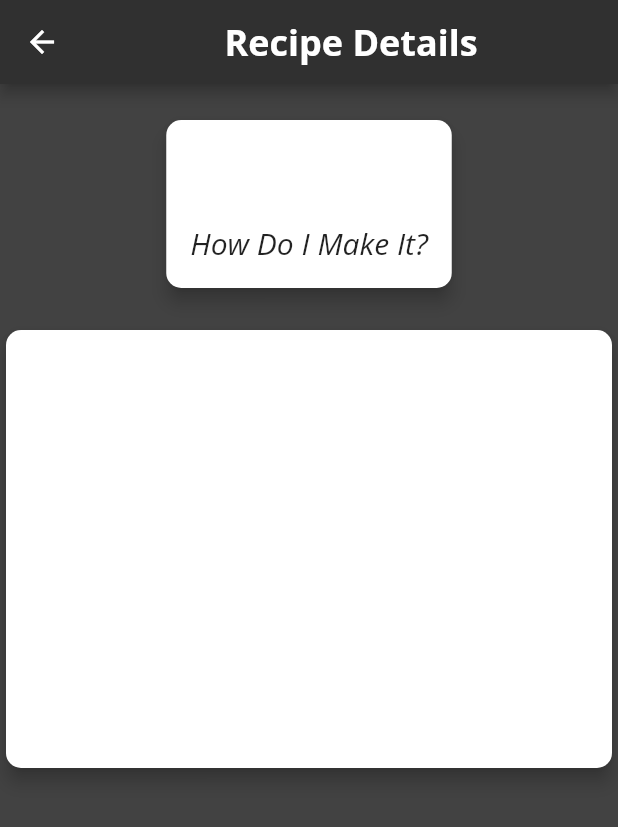
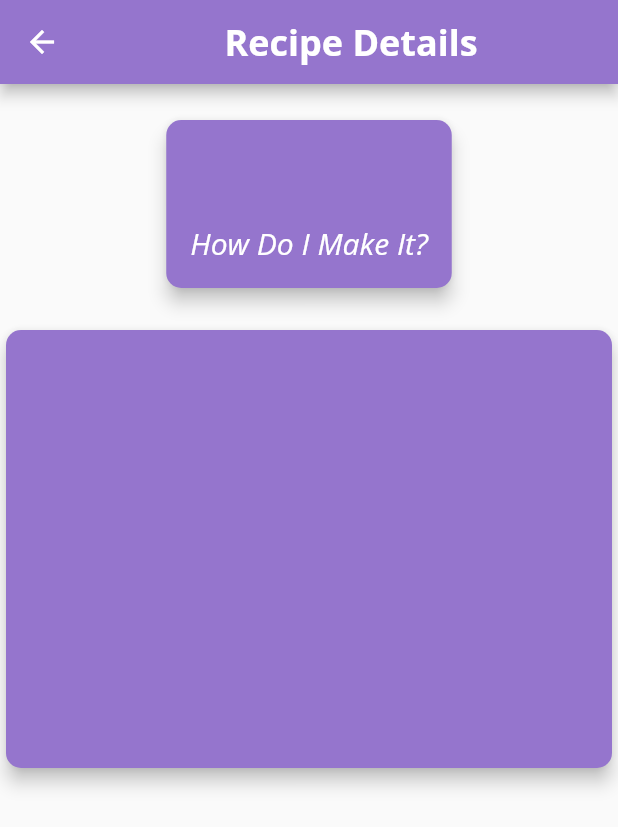
Before and after one commit to gowtham-padala/spare-spoon, a Flutter app: the RecipesDetailsPage screen opened directly with empty values, on a phone screen of 412 x 824 dp. Shown: the top 827 px of the screen. Run offline on Flutter 3.47's test engine with Material 2 defaults, Android fonts, the phone set to English and light mode, and no system bars; our stand-ins replace cloud_firestore, firebase_auth, firebase_core, google_fonts, google_sign_in, quickalert; accounts and stored records are empty.

Commit message:
Updated the ui for recipes list and detail page

```diff
--- a/code/lib/view/recipe/recipes_detail_page.dart
+++ b/code/lib/view/recipe/recipes_detail_page.dart
@@ -11,9 +11,7 @@ class RecipesDetailsPage extends StatelessWidget {
   @override
   Widget build(BuildContext context) {
     return Scaffold(
-      backgroundColor: Colors.grey[800],
       appBar: AppBar(
-        backgroundColor: Colors.grey[850],
         title: const Center(
           child: Text(
             'Recipe Details',
@@ -32,6 +30,7 @@ class RecipesDetailsPage extends StatelessWidget {
               Padding(
                 padding: const EdgeInsets.only(top: 20),
                 child: Card(
+                  color: Colors.deepPurple.shade300,
                   elevation: 5,
                   shape: RoundedRectangleBorder(
                     borderRadius: BorderRadius.circular(10.0),
@@ -41,20 +40,18 @@ class RecipesDetailsPage extends StatelessWidget {
                     child: Column(
                       crossAxisAlignment: CrossAxisAlignment.center,
                       children: <Widget>[
-                        Text(
-                          name,
-                          style: const TextStyle(
-                            fontSize: 24,
-                            fontWeight: FontWeight.bold,
-                          ),
-                        ),
+                        Text(name,
+                            style: const TextStyle(
+                                fontSize: 24,
+                                fontWeight: FontWeight.bold,
+                                color: Colors.white)),
                         const SizedBox(height: 20),
                         const Text(
                           'How Do I Make It?',
                           style: TextStyle(
-                            fontSize: 20,
-                            fontStyle: FontStyle.italic,
-                          ),
+                              fontSize: 20,
+                              fontStyle: FontStyle.italic,
+                              color: Colors.white),
                         ),
                       ],
                     ),
@@ -66,6 +63,7 @@ class RecipesDetailsPage extends StatelessWidget {
                 width: double.infinity,
                 height: 300,
                 child: Card(
+                  color: Colors.deepPurple.shade300,
                   elevation: 5,
                   shape: RoundedRectangleBorder(
                     borderRadius: BorderRadius.circular(10.0),
@@ -75,8 +73,11 @@ class RecipesDetailsPage extends StatelessWidget {
                       padding: const EdgeInsets.all(16.0),
                       child: Text(
                         description,
+                        textAlign: TextAlign.justify,
                         style: const TextStyle(
                           fontSize: 16,
+                          color: Colors.white,
+
                         ),
                       ),
                     ),
```
Also changed, not shown: code/lib/view/recipe/recipes_list_page.dart (+3 -5 lines).
